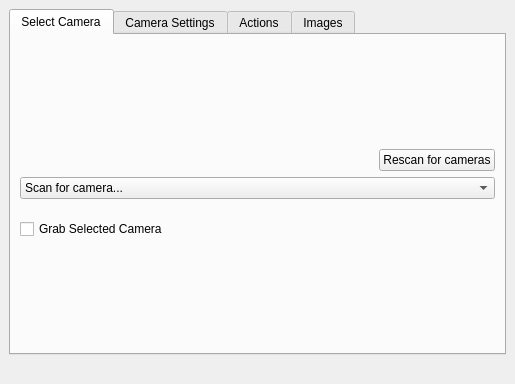
The window that camtool/camtool.ui (steveicarus/camctl) describes before a commit, drawn with Qt 5.
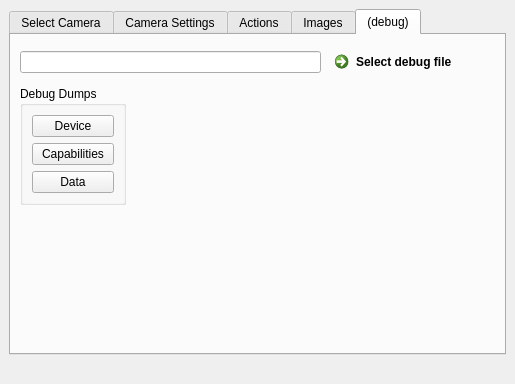
The same window after the commit. The open tabs and pages were chosen to show the change.

Commit message:
Add the ability to select a debug output file.
The selected debug file takes debug dumps of all manner.
This is a catch-all for stuff that I'm figuring out.

```diff
--- a/camtool/camtool.ui
+++ b/camtool/camtool.ui
@@ -183,6 +183,105 @@
         <string>Images</string>
        </attribute>
       </widget>
+      <widget class="QWidget" name="tab_5" >
+       <attribute name="title" >
+        <string>(debug)</string>
+       </attribute>
+       <layout class="QVBoxLayout" name="verticalLayout_4" >
+        <item>
+         <layout class="QHBoxLayout" name="horizontalLayout_2" >
+          <item>
+           <widget class="QLineEdit" name="logfile_path" />
+          </item>
+          <item>
+           <widget class="QCommandLinkButton" name="select_logfile_button" >
+            <property name="sizePolicy" >
+             <sizepolicy vsizetype="Fixed" hsizetype="Preferred" >
+              <horstretch>0</horstretch>
+              <verstretch>0</verstretch>
+             </sizepolicy>
+            </property>
+            <property name="toolTip" >
+             <string>Select a debug log file to enable logging and debug output.</string>
+            </property>
+            <property name="text" >
+             <string>Select debug file</string>
+            </property>
+           </widget>
+          </item>
+         </layout>
+        </item>
+        <item>
+         <layout class="QHBoxLayout" name="horizontalLayout_3" >
+          <item>
+           <widget class="QGroupBox" name="groupBox" >
+            <property name="toolTip" >
+             <string>These buttons cause interesting dumps to be sent to the log file.</string>
+            </property>
+            <property name="title" >
+             <string>Debug Dumps</string>
+            </property>
+            <property name="flat" >
+             <bool>false</bool>
+            </property>
+            <property name="checkable" >
+             <bool>false</bool>
+            </property>
+            <layout class="QVBoxLayout" name="verticalLayout_3" >
+             <item>
+              <widget class="QPushButton" name="dump_device_button" >
+               <property name="text" >
+                <string>Device</string>
+               </property>
+              </widget>
+             </item>
+             <item>
+              <widget class="QPushButton" name="dump_capabilities_button" >
+               <property name="text" >
+                <string>Capabilities</string>
+               </property>
+              </widget>
+             </item>
+             <item>
+              <widget class="QPushButton" name="dump_data_button" >
+               <property name="text" >
+                <string>Data</string>
+               </property>
+              </widget>
+             </item>
+            </layout>
+           </widget>
+          </item>
+          <item>
+           <spacer name="horizontalSpacer_2" >
+            <property name="orientation" >
+             <enum>Qt::Horizontal</enum>
+            </property>
+            <property name="sizeHint" stdset="0" >
+             <size>
+              <width>138</width>
+              <height>17</height>
+             </size>
+            </property>
+           </spacer>
+          </item>
+         </layout>
+        </item>
+        <item>
+         <spacer name="verticalSpacer_4" >
+          <property name="orientation" >
+           <enum>Qt::Vertical</enum>
+          </property>
+          <property name="sizeHint" stdset="0" >
+           <size>
+            <width>20</width>
+            <height>40</height>
+           </size>
+          </property>
+         </spacer>
+        </item>
+       </layout>
+      </widget>
      </widget>
     </item>
     <item>
```
Left out of the diff: 6 changed lines with no effect on the pictures. The commit also changes 2 other files.
